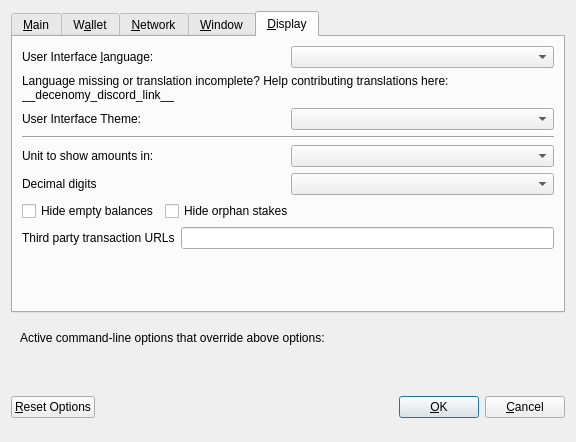
Old version of the form src/qt/forms/optionsdialog.ui in the repository decenomy/DSW.
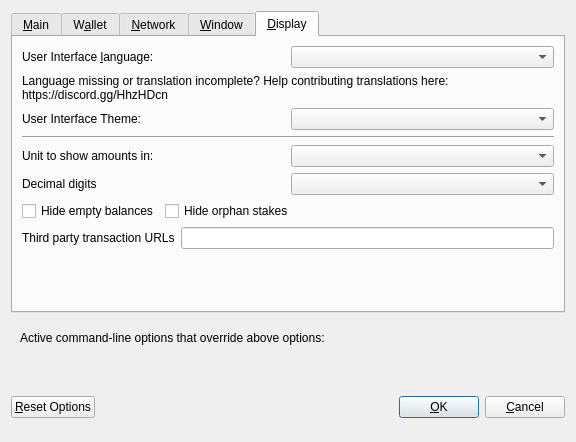
New version of the form. The open tabs and pages were chosen to show the change. Custom widgets are drawn as their Qt base class.

Commit message: replace link placeholders

The edit to the form file:
```diff
--- a/src/qt/forms/optionsdialog.ui
+++ b/src/qt/forms/optionsdialog.ui
@@ -533,7 +533,7 @@
          </property>
          <property name="text">
           <string>Language missing or translation incomplete? Help contributing translations here:
-__decenomy_discord_link__</string>
+https://discord.gg/HhzHDcn</string>
          </property>
          <property name="wordWrap">
           <bool>true</bool>
```
The commit also changes 20 other files.
